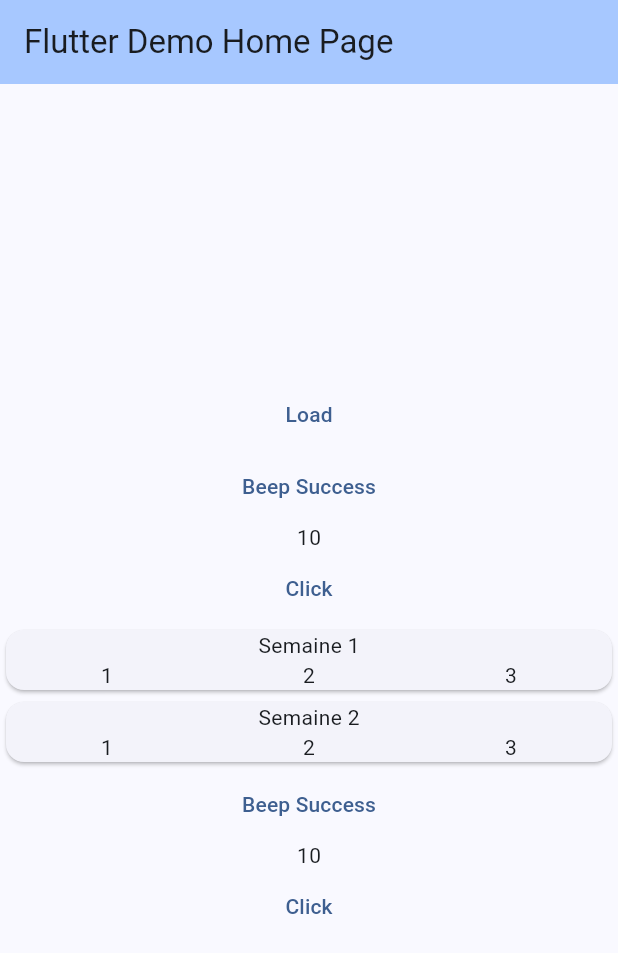
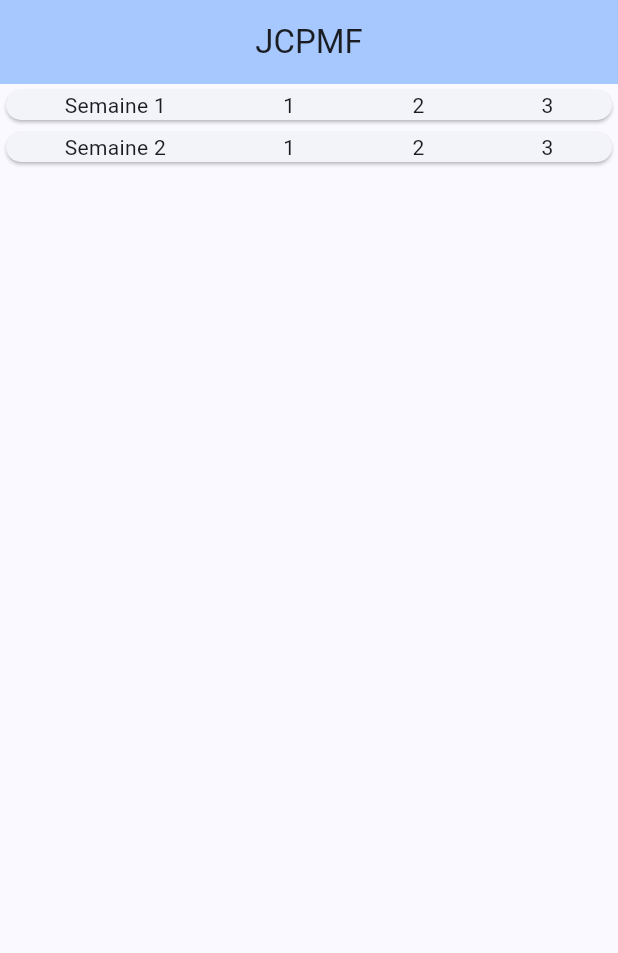
Before and after one commit to Gloumy/jcpmf-flutter, a Flutter app: the screen it shows after launch, on a phone screen of 412 x 824 dp. Shown: the top 953 px of the screen. Run offline on Flutter 3.47's test engine with Material 2 defaults, Android fonts, the light colour scheme and no system bars; our stand-ins replace vibration; missing offline and left inert: flutter_beep.

Commit message:
a bit of cleanup/design on home page

```diff
--- a/jcpmf/lib/main.dart
+++ b/jcpmf/lib/main.dart
@@ -33,7 +33,7 @@ class MyApp extends StatelessWidget {
             seedColor: const Color.fromRGBO(12, 42, 78, 1)),
         useMaterial3: true,
       ),
-      home: const MyHomePage(title: 'Flutter Demo Home Page'),
+      home: const MyHomePage(title: 'JCPMF'),
     );
   }
 }
--- a/jcpmf/lib/pages/my_home_page.dart
+++ b/jcpmf/lib/pages/my_home_page.dart
@@ -87,6 +87,7 @@ class _MyHomePageState extends State<MyHomePage> {
         // Here we take the value from the MyHomePage object that was created by
         // the App.build method, and use it to set our appbar title.
         title: Text(widget.title),
+        centerTitle: true,
       ),
       body: Center(
         // Center is a layout widget. It takes a single child and positions it
@@ -105,37 +106,19 @@ class _MyHomePageState extends State<MyHomePage> {
           // TRY THIS: Invoke "debug painting" (choose the "Toggle Debug Paint"
           // action in the IDE, or press "p" in the console), to see the
           // wireframe for each widget.
-          mainAxisAlignment: MainAxisAlignment.center,
+          mainAxisAlignment: MainAxisAlignment.start,
           children: <Widget>[
-            TextButton(onPressed: readJson, child: Text("Load")),
-            TextButton(
-                child: Text("Beep Success"),
-                onPressed: () => FlutterBeep.playSysSound(
-                    AndroidSoundIDs.TONE_CDMA_CONFIRM)),
-            Text(_counter.toString()),
-            TextButton(onPressed: _decrementCounter, child: Text("Click")),
             for (int week in _cards.map((e) => e.week).toSet().toList())
               Card(
-                child: Column(
+                  child: Row(
+                mainAxisAlignment: MainAxisAlignment.spaceAround,
                 children: [
                   Text("Semaine $week"),
-                    Row(
-                      mainAxisAlignment: MainAxisAlignment.spaceAround,
-                      children: [
                   for (CardModel card
                       in _cards.where((element) => element.week == week))
                     Text(card.day.toString()),
                 ],
-                    )
-                  ],
-                ),
-              ),
-            TextButton(
-                child: Text("Beep Success"),
-                onPressed: () => FlutterBeep.playSysSound(
-                    AndroidSoundIDs.TONE_CDMA_CONFIRM)),
-            Text(_counter.toString()),
-            TextButton(onPressed: _decrementCounter, child: Text("Click")),
+              )),
           ],
         ),
       ),
```
Lines whose indentation alone changed are shown as unchanged.
